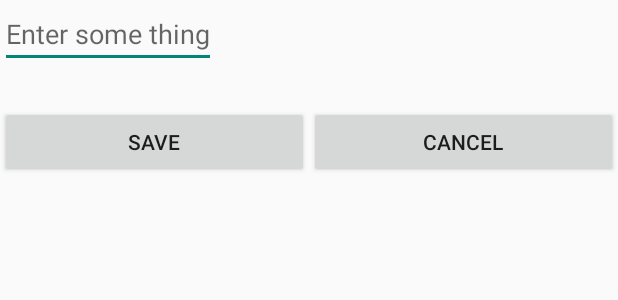
After one commit to doggvalera/chrisevatt, an Android app: the layout custom_dialog.xml on its own in the app's theme, with its tools: preview values and no code run, on a phone screen of 412 x 824 dp. The commit adds this screen. Shown: the top 300 px of the screen. Run offline under Robolectric (Android 15) with nearby library versions, the phone set to English and light mode, and no system bars.

Commit message:
Initial commit +3 extlist

```diff
--- a/app/src/main/AndroidManifest.xml
+++ b/app/src/main/AndroidManifest.xml
@@ -26,6 +26,8 @@
         <activity android:name=".courseInformation" />
 
         <activity android:name="Informations"/>
+        <activity android:name=".FamilyCourseClass"/>
+        <activity android:name=".StartPlus"/>
 
     </application>
 
--- /dev/null
+++ b/app/src/main/res/layout/custom_dialog.xml
@@ -0,0 +1,46 @@
+<LinearLayout xmlns:android="http://schemas.android.com/apk/res/android"
+    android:layout_width="fill_parent"
+    android:layout_height="fill_parent"
+    android:orientation="vertical" >
+
+
+    <EditText
+        android:id="@+id/editText"
+        android:hint="Enter some thing"
+        android:layout_width="wrap_content"
+        android:layout_height="wrap_content" >
+
+        <requestFocus />
+    </EditText>
+
+    <LinearLayout
+
+        android:layout_width="fill_parent"
+        android:layout_height="wrap_content"
+        android:orientation="horizontal"
+
+        android:layout_marginTop="10dp">
+
+
+        <Button
+            android:id="@+id/save"
+            android:layout_marginTop="15dp"
+            android:layout_weight="1"
+            android:layout_width="fill_parent"
+            android:layout_height="wrap_content"
+            android:text="SAVE"
+            />
+
+        <Button
+            android:id="@+id/cancel"
+            android:layout_marginTop="15dp"
+            android:layout_weight="1"
+            android:layout_width="fill_parent"
+            android:layout_height="wrap_content"
+            android:text="Cancel"
+            />
+
+    </LinearLayout>
+
+
+</LinearLayout>
--- a/app/src/main/res/layout/homepage.xml
+++ b/app/src/main/res/layout/homepage.xml
@@ -33,7 +33,6 @@
             android:layout_width="fill_parent"
             android:layout_height="fill_parent"
             android:id="@+id/imageView"
-            android:src="@drawable/chris_small"
             android:layout_alignParentTop="true"
             android:layout_alignParentLeft="true"
             android:layout_alignParentStart="true" />
--- a/app/src/main/res/layout/mainpage.xml
+++ b/app/src/main/res/layout/mainpage.xml
@@ -41,7 +41,8 @@
                 android:layout_alignParentLeft="true"
                 android:layout_alignParentStart="true"
                 android:layout_alignParentRight="true"
-                android:layout_alignParentEnd="true" />
+                android:layout_alignParentEnd="true"
+                android:onClick="startCourse3"/>
 
             <Button
                 android:layout_width="210dp"
@@ -66,7 +67,8 @@
                 android:layout_alignParentLeft="true"
                 android:layout_alignParentStart="true"
                 android:layout_alignParentRight="true"
-                android:layout_alignParentEnd="true" />
+                android:layout_alignParentEnd="true"
+                android:onClick="startCourse2"/>
 
     <TextView
         android:layout_width="wrap_content"
--- a/app/src/main/res/values/strings.xml
+++ b/app/src/main/res/values/strings.xml
@@ -5,4 +5,7 @@
     <string name="hello_world">Hello world!</string>
     <string name="action_settings">Settings</string>
 
+
+    <!--Add string in -->
+
 </resources>
```
Also changed, not shown: app/src/main/java/com/example/app/ExpListAdapter.java (+14 -3 lines), app/src/main/java/com/example/app/FamilyCourseClass.java (added, +78 -0 lines), app/src/main/java/com/example/app/MainActivity.java (+12 -0 lines), app/src/main/java/com/example/app/ShowPopUp.java (added, +60 -0 lines), app/src/main/java/com/example/app/StartPlus.java (added, +78 -0 lines), 1 other file.
